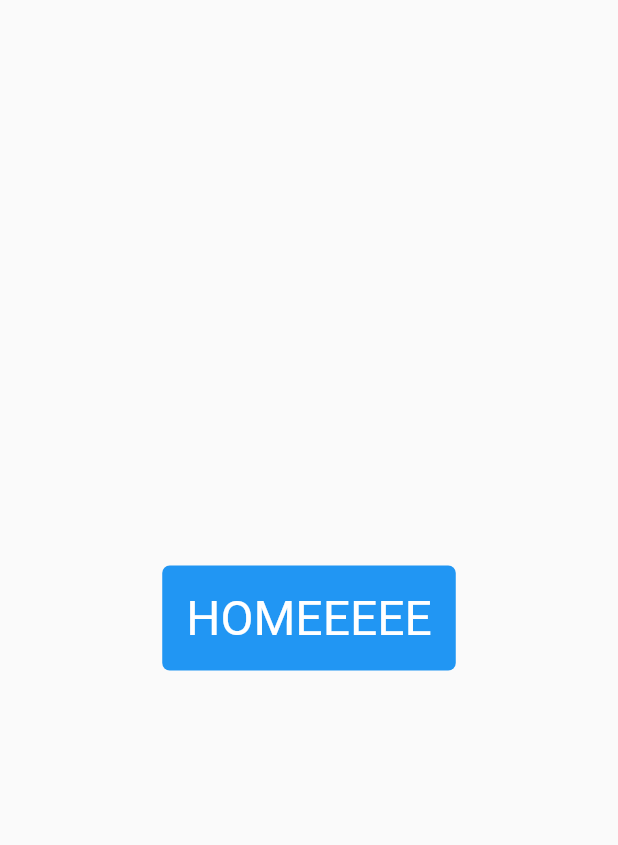
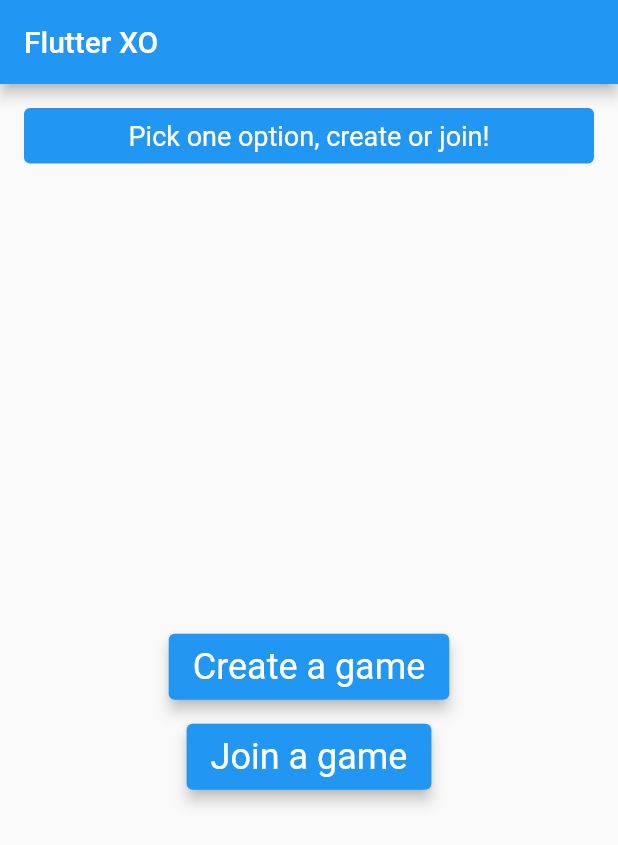
Before and after one commit to vlazdra/FlutterXO, a Flutter app: the screen it shows after launch, after a tap on "Home", on a phone screen of 412 x 824 dp. Shown: the top 845 px of the screen. Run offline on Flutter 3.47's test engine with Material 2 defaults, Android fonts, the phone set to English and light mode, and no system bars; our stand-ins replace flare_flutter.

Commit message:
added loading asset for splash screen adde ripple effect for main screen buttons

```diff
--- a/lib/screens/main_screen.dart
+++ b/lib/screens/main_screen.dart
@@ -40,22 +40,84 @@ class _MainScreenState extends State<MainScreen> {
     return WillPopScope(
         onWillPop: _onWillPop,
         child: Scaffold(
+            appBar: AppBar(
+              title: Text('Flutter XO'),
+            ),
             body: Column(
+              children: <Widget>[
+                Padding(
+                  padding: const EdgeInsets.all(16.0),
+                  child: Container(
+                    constraints: BoxConstraints(minWidth: double.infinity),
+                    decoration: BoxDecoration(
+                        borderRadius: BorderRadius.all(Radius.circular(4)),
+                        color: Colors.blue),
+                    child: Padding(
+                      padding: const EdgeInsets.all(8.0),
+                      child: Center(
+                        child: Text(
+                          'Pick one option, create or join!',
+                          style: TextStyle(fontSize: 18, color: Colors.white),
+                        ),
+                      ),
+                    ),
+                  ),
+                ),
+                Expanded(
+                    child: Container(
+                  constraints: BoxConstraints(
+                    minWidth: double.infinity,
+                  ),
+                  child: Column(
+                    crossAxisAlignment: CrossAxisAlignment.stretch,
                     mainAxisAlignment: MainAxisAlignment.center,
-          crossAxisAlignment: CrossAxisAlignment.center,
                     children: <Widget>[
                       Row(
-              mainAxisAlignment: MainAxisAlignment.spaceAround,
+                        mainAxisAlignment: MainAxisAlignment.center,
                         children: <Widget>[
-                Container(
-                  decoration: BoxDecoration(
+                          Material(
                             color: Colors.blue,
-                      borderRadius: BorderRadius.all(Radius.circular(5))),
+                            borderRadius: BorderRadius.all(Radius.circular(4)),
+                            elevation: 4,
+                            child: InkWell(
+                              onTap: () => {print('aa')},
                               child: Padding(
-                    padding: const EdgeInsets.all(16.0),
+                                padding:
+                                    const EdgeInsets.fromLTRB(16, 8, 16, 8),
                                 child: Text(
-                      'HOMEEEEE',
-                      style: TextStyle(fontSize: 32, color: Colors.white),
+                                  'Create a game',
+                                  style: TextStyle(
+                                    fontSize: 24,
+                                    color: Colors.white,
+                                  ),
+                                ),
+                              ),
+                            ),
+                          ),
+                        ],
+                      ),
+                      SizedBox(
+                        height: 16,
+                      ),
+                      Row(
+                        mainAxisAlignment: MainAxisAlignment.center,
+                        children: <Widget>[
+                          Material(
+                            color: Colors.blue,
+                            borderRadius: BorderRadius.all(Radius.circular(4)),
+                            elevation: 4,
+                            child: InkWell(
+                              onTap: () => {print('aa')},
+                              child: Padding(
+                                padding:
+                                    const EdgeInsets.fromLTRB(16, 8, 16, 8),
+                                child: Text(
+                                  'Join a game',
+                                  style: TextStyle(
+                                    fontSize: 24,
+                                    color: Colors.white,
+                                  ),
+                                ),
                               ),
                             ),
                           ),
@@ -63,7 +125,8 @@ class _MainScreenState extends State<MainScreen> {
                       ),
                     ],
                   ),
-      ),
-    );
+                ))
+              ],
+            )));
   }
 }
--- a/lib/screens/splash_screen.dart
+++ b/lib/screens/splash_screen.dart
@@ -1,3 +1,4 @@
+import 'package:flare_flutter/flare_actor.dart';
 import 'package:flutter/cupertino.dart';
 import 'package:flutter/material.dart';
 
@@ -19,28 +20,14 @@ class _SplashScreenState extends State<SplashScreen> {
   @override
   Widget build(BuildContext context) {
     return Scaffold(
-      body: Column(
-        mainAxisAlignment: MainAxisAlignment.center,
-        crossAxisAlignment: CrossAxisAlignment.center,
-        children: <Widget>[
-          Row(
-            mainAxisAlignment: MainAxisAlignment.spaceAround,
-            children: <Widget>[
-              Container(
-                decoration: BoxDecoration(
-                    color: Colors.red,
-                    borderRadius: BorderRadius.all(Radius.circular(5))),
-                child: Padding(
-                  padding: const EdgeInsets.all(16.0),
-                  child: Text(
-                    'Splash screen',
-                    style: TextStyle(fontSize: 32, color: Colors.white),
-                  ),
-                ),
-              ),
-            ],
+      body: Center(
+        child: SizedBox(
+          width: 150,
+          child: FlareActor(
+            'assets/loading.flr',
+            animation: "run",
           ),
-        ],
+        ),
       ),
     );
   }
--- a/pubspec.yaml
+++ b/pubspec.yaml
@@ -19,3 +19,5 @@ dev_dependencies:
 # The following section is specific to Flutter.
 flutter:
   uses-material-design: true
+  assets:
+    - assets/
```
Also changed, not shown: 1 other file. Lines whose indentation alone changed are shown as unchanged.
